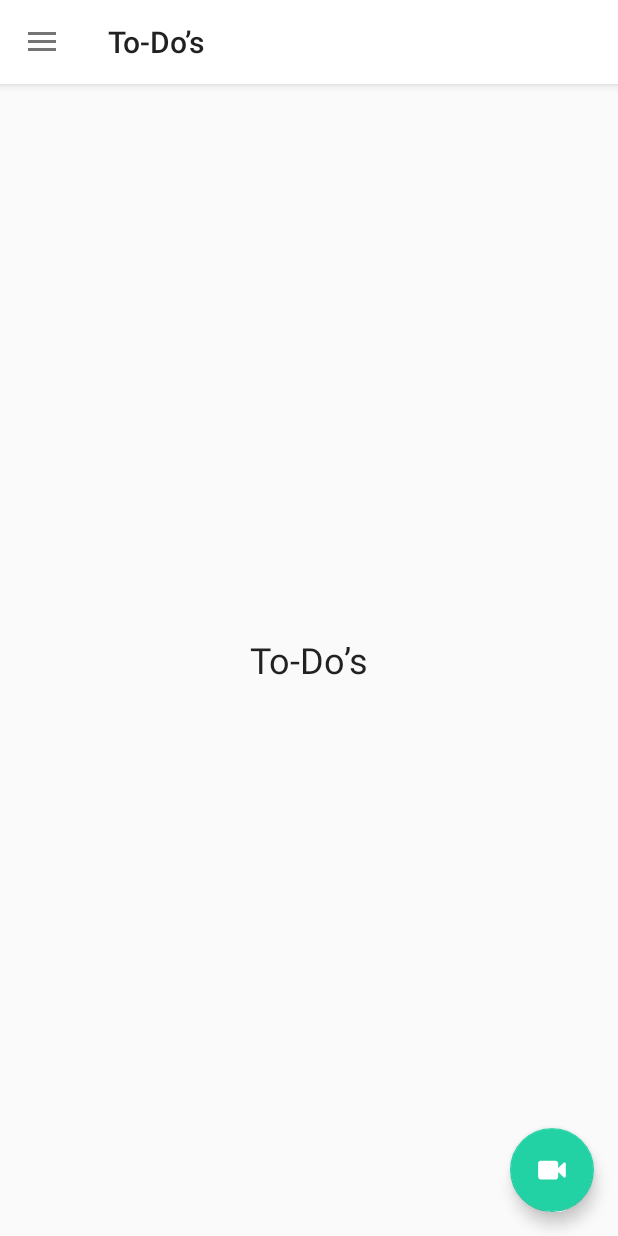
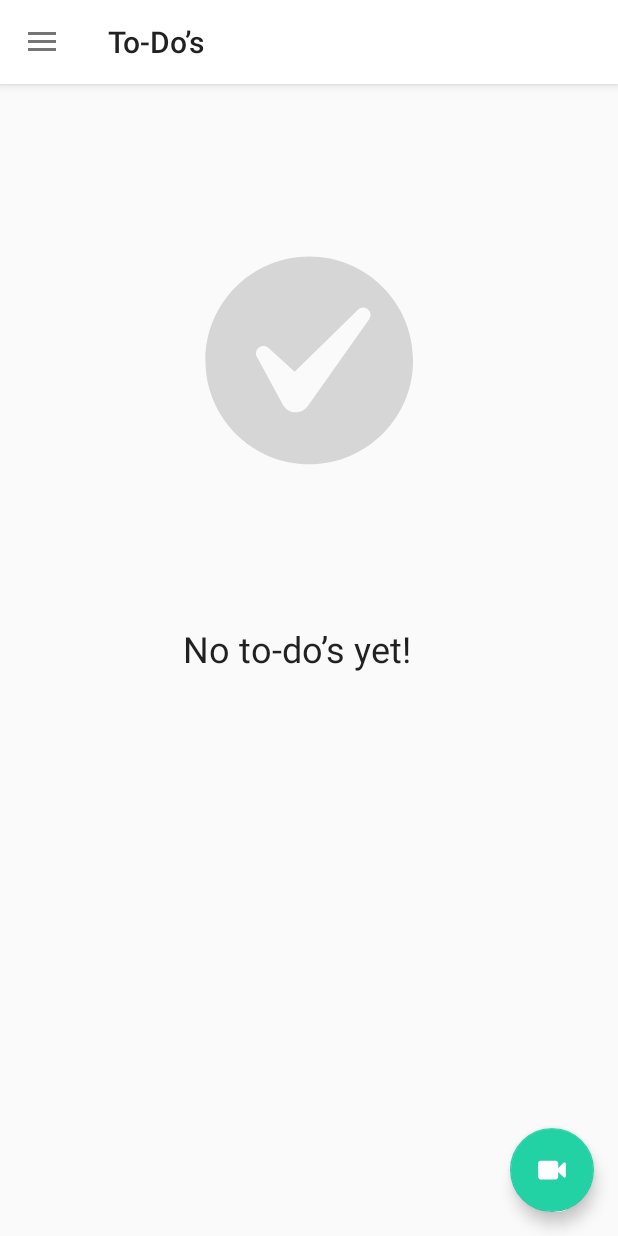
Before and after one commit to bsstokes/bsDIY, an Android app: the fragment ToDosFragment placed in its activity, on a phone screen of 412 x 824 dp. Run offline under Robolectric (Android 15) with nearby library versions, the phone set to English and light mode, and no system bars; our stand-ins replace ButterKnife, Dagger/Hilt's generated code, Picasso; libraries missing offline, so code that uses them is left out: com.crashlytics.android, io.fabric.sdk, rx.subscriptions; pictures from the network do not load; 1 statement that could not run was skipped.

Commit message:
Create empty state for To-Do's.

```diff
--- a/app/src/main/java/com/bsstokes/bsdiy/to_dos/ToDosFragment.java
+++ b/app/src/main/java/com/bsstokes/bsdiy/to_dos/ToDosFragment.java
@@ -32,6 +32,7 @@ public class ToDosFragment extends Fragment {
     @Inject BsDiyDatabase database;
     @Inject Picasso picasso;
 
+    @SuppressWarnings("FieldCanBeLocal")
     private final @StringRes int TITLE = R.string.to_dos;
     @SuppressWarnings("FieldCanBeLocal")
     private final @LayoutRes int LAYOUT = R.layout.fragment_to_dos;
@@ -55,7 +56,7 @@ public class ToDosFragment extends Fragment {
         final View view = inflater.inflate(LAYOUT, container, false);
         unbinder = ButterKnife.bind(this, view);
 
-        textView.setText(TITLE);
+        textView.setText(R.string.no_to_dos);
 
         return view;
     }
--- a/app/src/main/res/layout/fragment_to_dos.xml
+++ b/app/src/main/res/layout/fragment_to_dos.xml
@@ -1,17 +1,41 @@
 <?xml version="1.0" encoding="utf-8"?>
-<LinearLayout xmlns:android="http://schemas.android.com/apk/res/android"
-              xmlns:tools="http://schemas.android.com/tools"
-              android:layout_width="match_parent"
-              android:layout_height="match_parent"
-              android:gravity="center"
-              android:orientation="vertical">
+<android.support.constraint.ConstraintLayout
+    xmlns:android="http://schemas.android.com/apk/res/android"
+    xmlns:app="http://schemas.android.com/apk/res-auto"
+    xmlns:tools="http://schemas.android.com/tools"
+    android:layout_width="match_parent"
+    android:layout_height="match_parent"
+    android:gravity="center"
+    android:orientation="vertical">
+
+    <ImageView
+        android:id="@+id/imageView"
+        android:layout_width="0dp"
+        android:layout_height="180dp"
+        android:layout_marginBottom="8dp"
+        android:layout_marginEnd="16dp"
+        android:layout_marginStart="16dp"
+        android:layout_marginTop="16dp"
+        android:contentDescription="@string/no_to_dos"
+        android:tint="@color/diy_medium_gray"
+        app:layout_constraintBottom_toTopOf="@+id/text_view"
+        app:layout_constraintLeft_toLeftOf="parent"
+        app:layout_constraintRight_toRightOf="parent"
+        app:layout_constraintTop_toTopOf="parent"
+        app:srcCompat="@drawable/ic_to_do"/>
 
     <TextView
         android:id="@+id/text_view"
         android:layout_width="wrap_content"
         android:layout_height="wrap_content"
         android:layout_gravity="center"
+        android:layout_marginBottom="16dp"
+        android:layout_marginEnd="16dp"
         android:textAppearance="@style/TextAppearance.AppCompat.Headline"
-        tools:text="@string/to_dos"/>
+        app:layout_constraintBottom_toBottomOf="parent"
+        app:layout_constraintLeft_toLeftOf="parent"
+        app:layout_constraintRight_toRightOf="parent"
+        app:layout_constraintTop_toTopOf="parent"
+        tools:text="@string/no_to_dos"/>
 
-</LinearLayout>
+</android.support.constraint.ConstraintLayout>
--- a/app/src/main/res/values/strings.xml
+++ b/app/src/main/res/values/strings.xml
@@ -19,6 +19,7 @@
 
     <!-- Empty states -->
     <string name="no_messages">No messages yet!</string>
+    <string name="no_to_dos">No to-do&#8217;s yet!</string>
 
     <!-- Placeholders -->
     <string name="user_name_placeholder">Brain Behold</string>
```
